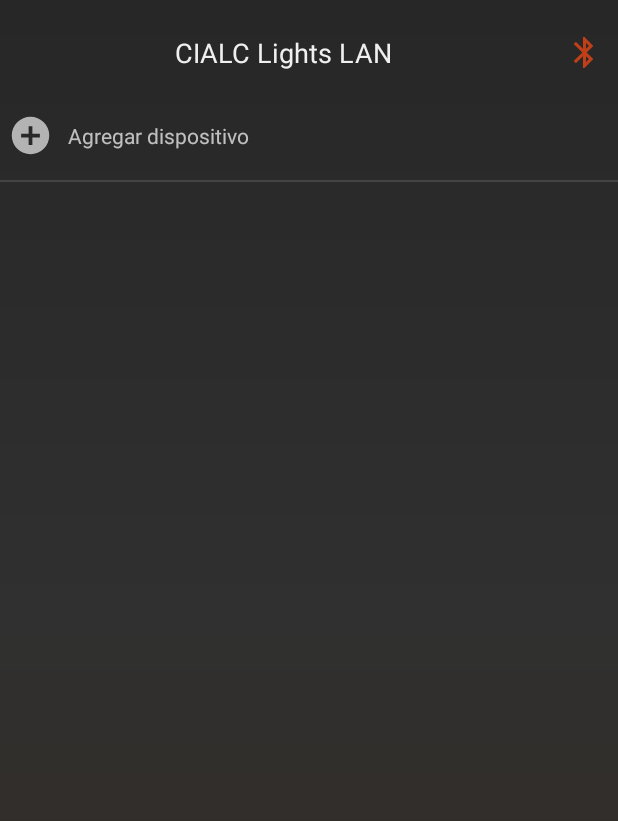
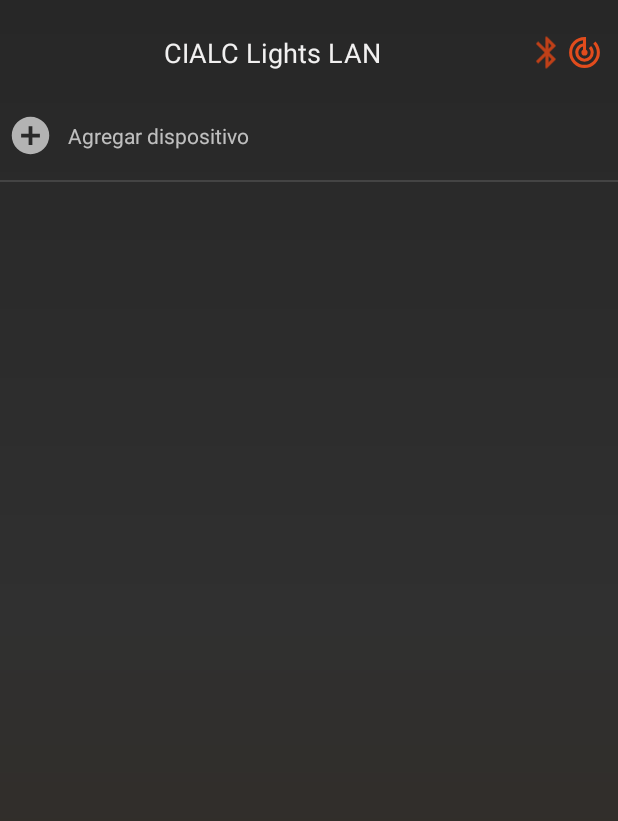
Before and after one commit to silver4a/CIALC-Lights-LAN, an Android app: the screen it shows after launch (MainActivity), on a phone screen of 412 x 824 dp. Shown: the top 821 px of the screen. Run offline under Robolectric (Android 15) with nearby library versions, the phone set to English and light mode, and no system bars.

Commit message:
Se adiciona radar de dispositivos de la red local, por medio de pings.

```diff
--- /dev/null
+++ b/app/src/main/res/drawable/radar_ico.xml
@@ -0,0 +1,8 @@
+<?xml version="1.0" encoding="utf-8"?>
+<vector xmlns:android="http://schemas.android.com/apk/res/android"
+    android:height="50dp"
+    android:width="50dp"
+    android:viewportWidth="24"
+    android:viewportHeight="24">
+    <path android:fillColor="#E14C1D" android:pathData="M19.07,4.93L17.66,6.34C19.1,7.79 20,9.79 20,12A8,8 0 0,1 12,20A8,8 0 0,1 4,12C4,7.92 7.05,4.56 11,4.07V6.09C8.16,6.57 6,9.03 6,12A6,6 0 0,0 12,18A6,6 0 0,0 18,12C18,10.34 17.33,8.84 16.24,7.76L14.83,9.17C15.55,9.9 16,10.9 16,12A4,4 0 0,1 12,16A4,4 0 0,1 8,12C8,10.14 9.28,8.59 11,8.14V10.28C10.4,10.63 10,11.26 10,12A2,2 0 0,0 12,14A2,2 0 0,0 14,12C14,11.26 13.6,10.62 13,10.28V2H12A10,10 0 0,0 2,12A10,10 0 0,0 12,22A10,10 0 0,0 22,12C22,9.24 20.88,6.74 19.07,4.93Z" />
+</vector>
--- a/app/src/main/res/layout/activity_main.xml
+++ b/app/src/main/res/layout/activity_main.xml
@@ -12,13 +12,17 @@
         android:layout_width="match_parent"
         android:layout_height="wrap_content"
         android:layout_margin="10dp"
+        android:layout_marginStart="10dp"
+        android:layout_marginLeft="10dp"
         android:orientation="horizontal">
 
         <TextView
             android:id="@+id/txt_title"
             android:layout_width="match_parent"
             android:layout_height="match_parent"
-            android:layout_weight="1"
+            android:layout_marginStart="10dp"
+            android:layout_marginLeft="10dp"
+            android:layout_weight="2"
             android:gravity="center"
             android:text="CIALC Lights LAN  "
             android:textColor="#F1F0F0"
@@ -33,6 +37,15 @@
             android:clickable="true"
             app:srcCompat="@drawable/bluetooth_ico" />
 
+        <ImageView
+            android:id="@+id/bt_radar"
+            android:layout_width="wrap_content"
+            android:layout_height="wrap_content"
+            android:layout_weight="1"
+            android:background="@drawable/ripple"
+            android:clickable="true"
+            app:srcCompat="@drawable/radar_ico" />
+
     </LinearLayout>
 
     <androidx.recyclerview.widget.RecyclerView
```
Also changed, not shown: app/src/main/java/com/cialc/MainActivity.java (+72 -2 lines), app/src/main/java/com/cialc/localConnections/VolleyConnection.java (+9 -1 lines).
